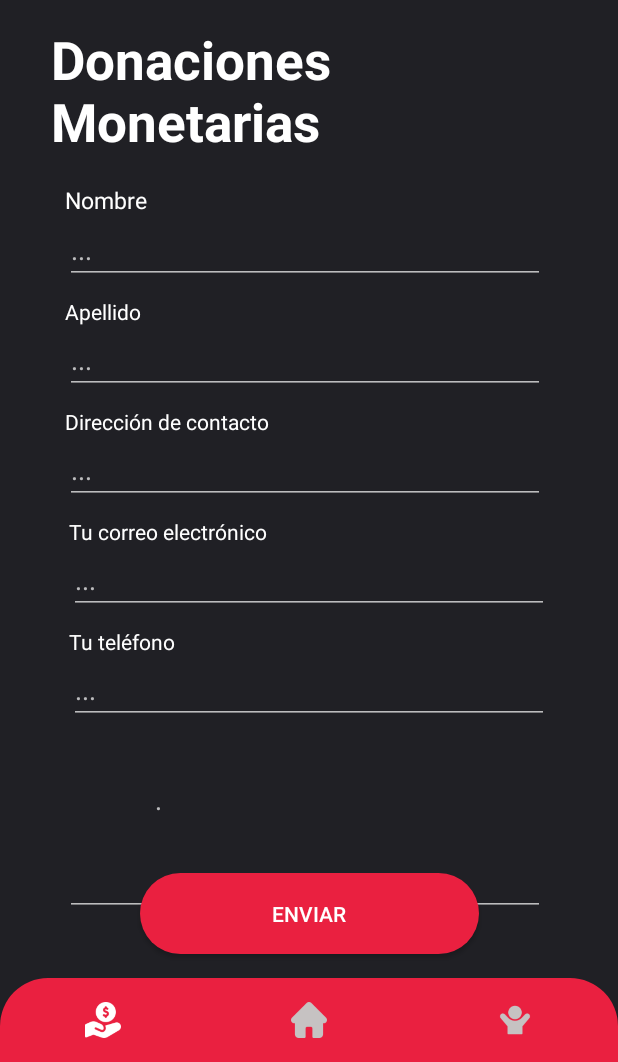
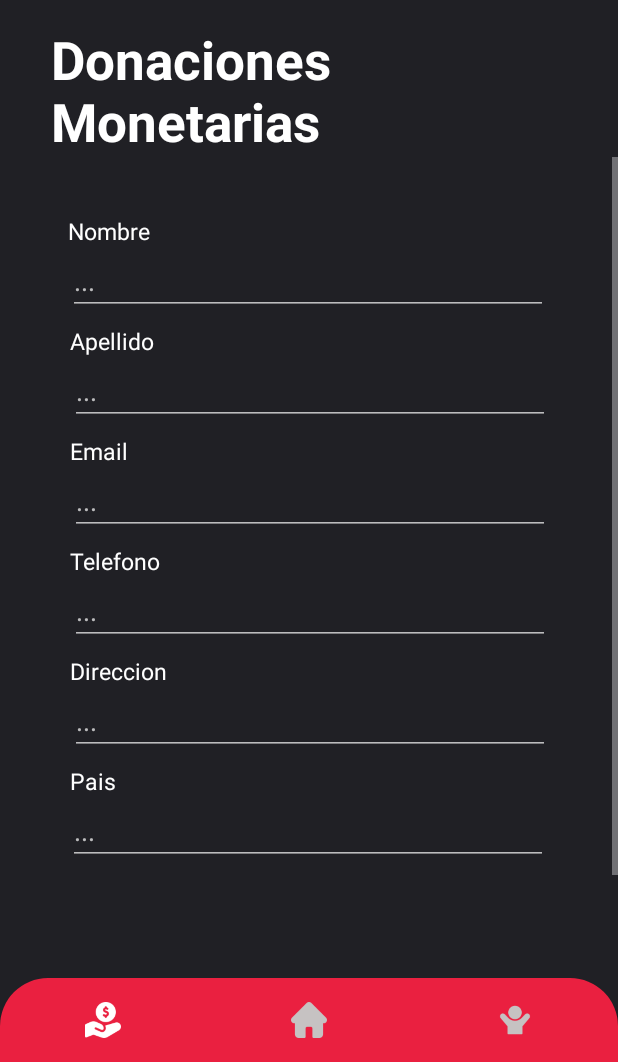
Before and after one commit to JoseTobon/BAMX, an Android app: the fragment MonetariasFragment placed in its activity, on a phone screen of 412 x 824 dp, the part 174-1236 px from its top. Run offline under Robolectric (Android 15) with nearby library versions, the phone set to English and light mode, and no system bars; our stand-ins replace Firebase (no records; nobody signed in at launch, a user with empty details on screens opened directly).

Commit message:
donaciones scrollable

```diff
--- a/app/src/main/java/mx/itesm/bamx/MonetariasFragment.kt
+++ b/app/src/main/java/mx/itesm/bamx/MonetariasFragment.kt
@@ -21,6 +21,7 @@ class MonetariasFragment : Fragment() {
     lateinit var direccion : EditText
     lateinit var correo : EditText
     lateinit var telefono : EditText
+    lateinit var pais : EditText
     lateinit var boton : Button
 
     override fun onCreateView(
@@ -31,11 +32,12 @@ class MonetariasFragment : Fragment() {
         val bind = FragmentMonetariasBinding.inflate(layoutInflater)
         var view = inflater.inflate(R.layout.fragment_monetarias, container, false)
 
-        nombre = view.findViewById(R.id.nombreDE)
-        apellido = view.findViewById(R.id.productoDE)
-        direccion = view.findViewById(R.id.productorDE)
-        correo = view.findViewById(R.id.correoDE)
-        telefono = view.findViewById(R.id.telefonoDE)
+        nombre = view.findViewById(R.id.nombreDM)
+        apellido = view.findViewById(R.id.apellidoDM)
+        direccion = view.findViewById(R.id.direccionDM)
+        correo = view.findViewById(R.id.correoDM)
+        telefono = view.findViewById(R.id.telefonoDM)
+        pais = view.findViewById(R.id.paisDM)
         boton = view.findViewById(R.id.enviarDM)
 
         boton.setOnClickListener {
@@ -46,7 +48,8 @@ class MonetariasFragment : Fragment() {
                 "apellido" to apellido.text.toString(),
                 "direccion" to direccion.text.toString(),
                 "correo" to correo.text.toString(),
-                "telefono" to telefono.text.toString()
+                "telefono" to telefono.text.toString(),
+                "pais" to pais.text.toString()
             )
 
             val coleccion : CollectionReference = Firebase.firestore.collection("donantesMonetarios")
--- a/app/src/main/res/layout/fragment_monetarias.xml
+++ b/app/src/main/res/layout/fragment_monetarias.xml
@@ -12,7 +12,7 @@
     <TextView
         android:id="@+id/textView"
         android:layout_width="344dp"
-        android:layout_height="99dp"
+        android:layout_height="0dp"
         android:layout_marginTop="16dp"
         android:text="Donaciones Monetarias"
         android:textColor="@color/white"
@@ -22,81 +22,47 @@
         app:layout_constraintStart_toStartOf="parent"
         app:layout_constraintTop_toTopOf="parent" />
 
-    <Button
-        android:id="@+id/enviarDM"
-        android:layout_width="226dp"
-        android:layout_height="54dp"
-        android:layout_marginEnd="44dp"
-        android:layout_marginBottom="16dp"
-        android:background="@drawable/botonbordes"
-        android:onClick="registrarDatos"
-        android:text="ENVIAR"
+    <ScrollView
+        android:layout_width="match_parent"
+        android:layout_height="0dp"
         app:layout_constraintBottom_toBottomOf="parent"
-        app:layout_constraintEnd_toEndOf="@+id/mensajeDE" />
+        app:layout_constraintTop_toBottomOf="@+id/textView"
+        app:layout_constraintVertical_bias="0.0"
+        tools:layout_editor_absoluteX="0dp">
+
+        <androidx.constraintlayout.widget.ConstraintLayout
+            android:id="@+id/linearLayout"
+            android:layout_width="match_parent"
+            android:layout_height="match_parent">
+
 
             <EditText
-        android:id="@+id/nombreDE"
+                android:id="@+id/nombreDM"
                 android:layout_width="320dp"
                 android:layout_height="45dp"
-        android:layout_marginTop="144dp"
+                android:layout_marginTop="60dp"
                 android:ems="10"
                 android:hint="..."
                 android:inputType="textPersonName"
+                android:textColor="@color/white"
                 app:layout_constraintEnd_toEndOf="parent"
-        app:layout_constraintHorizontal_bias="0.472"
+                app:layout_constraintHorizontal_bias="0.494"
                 app:layout_constraintStart_toStartOf="parent"
                 app:layout_constraintTop_toTopOf="parent"
                 tools:ignore="TouchTargetSizeCheck" />
 
             <TextView
-        android:id="@+id/textView5"
+                android:id="@+id/textView9"
                 android:layout_width="wrap_content"
                 android:layout_height="wrap_content"
-        android:layout_marginStart="0dp"
-        android:text="Tu correo electrónico"
+                android:text="Nombre"
                 android:textColor="@color/white"
-        app:layout_constraintBottom_toTopOf="@+id/correoDE"
-        app:layout_constraintStart_toStartOf="@+id/correoDE" />
+                android:textSize="15dp"
+                app:layout_constraintBottom_toTopOf="@+id/nombreDM"
+                app:layout_constraintStart_toStartOf="@+id/nombreDM" />
 
             <EditText
-        android:id="@+id/mensajeDE"
-        android:layout_width="320dp"
-        android:layout_height="100dp"
-        android:layout_marginTop="28dp"
-        android:ems="10"
-        android:gravity="start|top"
-        android:hint="            ."
-        android:inputType="textMultiLine"
-        app:layout_constraintEnd_toEndOf="parent"
-        app:layout_constraintHorizontal_bias="0.472"
-        app:layout_constraintStart_toStartOf="parent"
-        app:layout_constraintTop_toBottomOf="@+id/telefonoDE" />
-
-    <EditText
-        android:id="@+id/correoDE"
-        android:layout_width="320dp"
-        android:layout_height="45dp"
-        android:layout_marginTop="28dp"
-        android:ems="10"
-        android:hint="..."
-        android:inputType="textEmailAddress"
-        app:layout_constraintEnd_toEndOf="parent"
-        app:layout_constraintHorizontal_bias="0.5"
-        app:layout_constraintStart_toStartOf="parent"
-        app:layout_constraintTop_toBottomOf="@+id/productorDE"
-        tools:ignore="TouchTargetSizeCheck" />
-
-    <TextView
-        android:id="@+id/textView4"
-        android:layout_width="wrap_content"
-        android:layout_height="wrap_content"
-        android:text="Dirección de contacto"
-        android:textColor="@color/white"
-        app:layout_constraintBottom_toTopOf="@+id/productorDE"
-        app:layout_constraintStart_toStartOf="@+id/productorDE" />
-
-    <EditText
-        android:id="@+id/productoDE"
+                android:id="@+id/apellidoDM"
                 android:layout_width="320dp"
                 android:layout_height="45dp"
                 android:layout_marginTop="28dp"
@@ -104,36 +70,13 @@
                 android:hint="..."
                 android:inputType="textPersonName"
                 app:layout_constraintEnd_toEndOf="parent"
-        app:layout_constraintHorizontal_bias="0.472"
+                app:layout_constraintHorizontal_bias="0.505"
                 app:layout_constraintStart_toStartOf="parent"
-        app:layout_constraintTop_toBottomOf="@+id/nombreDE"
-        tools:ignore="TouchTargetSizeCheck" />
-
-    <TextView
-        android:id="@+id/textView6"
-        android:layout_width="wrap_content"
-        android:layout_height="wrap_content"
-        android:text="Tu teléfono"
-        android:textColor="@color/white"
-        app:layout_constraintBottom_toTopOf="@+id/telefonoDE"
-        app:layout_constraintStart_toStartOf="@+id/telefonoDE" />
-
-    <EditText
-        android:id="@+id/telefonoDE"
-        android:layout_width="320dp"
-        android:layout_height="45dp"
-        android:layout_marginTop="28dp"
-        android:ems="10"
-        android:hint="..."
-        android:inputType="phone"
-        app:layout_constraintEnd_toEndOf="parent"
-        app:layout_constraintHorizontal_bias="0.5"
-        app:layout_constraintStart_toStartOf="parent"
-        app:layout_constraintTop_toBottomOf="@+id/correoDE"
+                app:layout_constraintTop_toBottomOf="@+id/nombreDM"
                 tools:ignore="TouchTargetSizeCheck" />
 
             <EditText
-        android:id="@+id/productorDE"
+                android:id="@+id/correoDM"
                 android:layout_width="320dp"
                 android:layout_height="45dp"
                 android:layout_marginTop="28dp"
@@ -141,38 +84,120 @@
                 android:hint="..."
                 android:inputType="textPersonName"
                 app:layout_constraintEnd_toEndOf="parent"
-        app:layout_constraintHorizontal_bias="0.472"
+                app:layout_constraintHorizontal_bias="0.505"
                 app:layout_constraintStart_toStartOf="parent"
-        app:layout_constraintTop_toBottomOf="@+id/productoDE"
+                app:layout_constraintTop_toBottomOf="@+id/apellidoDM"
+                tools:ignore="TouchTargetSizeCheck" />
+
+            <EditText
+                android:id="@+id/telefonoDM"
+                android:layout_width="320dp"
+                android:layout_height="45dp"
+                android:layout_marginTop="28dp"
+                android:ems="10"
+                android:hint="..."
+                android:inputType="textPersonName"
+                app:layout_constraintEnd_toEndOf="parent"
+                app:layout_constraintHorizontal_bias="0.505"
+                app:layout_constraintStart_toStartOf="parent"
+                app:layout_constraintTop_toBottomOf="@+id/correoDM"
+                tools:ignore="TouchTargetSizeCheck" />
+
+            <EditText
+                android:id="@+id/direccionDM"
+                android:layout_width="320dp"
+                android:layout_height="45dp"
+                android:layout_marginTop="28dp"
+                android:ems="10"
+                android:hint="..."
+                android:inputType="textPersonName"
+                app:layout_constraintEnd_toEndOf="parent"
+                app:layout_constraintHorizontal_bias="0.505"
+                app:layout_constraintStart_toStartOf="parent"
+                app:layout_constraintTop_toBottomOf="@+id/telefonoDM"
+                tools:ignore="TouchTargetSizeCheck" />
+
+            <EditText
+                android:id="@+id/paisDM"
+                android:layout_width="320dp"
+                android:layout_height="45dp"
+                android:layout_marginTop="28dp"
+                android:ems="10"
+                android:hint="..."
+                android:inputType="textPersonName"
+                app:layout_constraintEnd_toEndOf="parent"
+                app:layout_constraintHorizontal_bias="0.494"
+                app:layout_constraintStart_toStartOf="parent"
+                app:layout_constraintTop_toBottomOf="@+id/direccionDM"
                 tools:ignore="TouchTargetSizeCheck" />
 
             <TextView
-        android:id="@+id/textView7"
-        android:layout_width="wrap_content"
-        android:layout_height="wrap_content"
-        android:layout_marginEnd="12dp"
-        android:layout_marginBottom="8dp"
-        android:textColor="@color/white"
-        app:layout_constraintBottom_toTopOf="@+id/mensajeDE"
-        app:layout_constraintEnd_toEndOf="@+id/textView6" />
-
-    <TextView
-        android:id="@+id/textView3"
+                android:id="@+id/textView10"
                 android:layout_width="wrap_content"
                 android:layout_height="wrap_content"
                 android:text="Apellido"
                 android:textColor="@color/white"
-        app:layout_constraintBottom_toTopOf="@+id/productoDE"
-        app:layout_constraintStart_toStartOf="@+id/productoDE" />
+                android:textSize="15dp"
+                app:layout_constraintBottom_toTopOf="@+id/apellidoDM"
+                app:layout_constraintStart_toStartOf="@+id/apellidoDM" />
 
             <TextView
-        android:id="@+id/textView2"
+                android:id="@+id/textView11"
                 android:layout_width="wrap_content"
                 android:layout_height="wrap_content"
-        android:text="Nombre"
+                android:text="Email"
                 android:textColor="@color/white"
                 android:textSize="15dp"
-        app:layout_constraintBottom_toTopOf="@+id/nombreDE"
-        app:layout_constraintStart_toStartOf="@+id/nombreDE" />
+                app:layout_constraintBottom_toTopOf="@+id/correoDM"
+                app:layout_constraintStart_toStartOf="@+id/correoDM" />
+
+            <TextView
+                android:id="@+id/textView12"
+                android:layout_width="wrap_content"
+                android:layout_height="wrap_content"
+                android:text="Telefono"
+                android:textColor="@color/white"
+                android:textSize="15dp"
+                app:layout_constraintBottom_toTopOf="@+id/telefonoDM"
+                app:layout_constraintStart_toStartOf="@+id/telefonoDM" />
+
+            <TextView
+                android:id="@+id/textView13"
+                android:layout_width="wrap_content"
+                android:layout_height="wrap_content"
+                android:text="Direccion"
+                android:textColor="@color/white"
+                android:textSize="15dp"
+                app:layout_constraintBottom_toTopOf="@+id/direccionDM"
+                app:layout_constraintStart_toStartOf="@+id/direccionDM" />
+
+            <TextView
+                android:id="@+id/textView14"
+                android:layout_width="wrap_content"
+                android:layout_height="wrap_content"
+                android:layout_marginStart="1dp"
+                android:text="Pais"
+                android:textColor="@color/white"
+                android:textSize="15dp"
+                app:layout_constraintBottom_toTopOf="@+id/paisDM"
+                app:layout_constraintStart_toStartOf="@+id/paisDM" />
+
+            <Button
+                android:id="@+id/enviarDM"
+                android:layout_width="226dp"
+                android:layout_height="54dp"
+                android:layout_marginTop="80dp"
+                android:layout_marginEnd="20dp"
+                android:layout_marginBottom="20dp"
+                android:background="@drawable/botonbordes"
+                android:onClick="registrarDatos"
+                android:text="DONAR"
+                android:textSize="20sp"
+                app:layout_constraintBottom_toBottomOf="parent"
+                app:layout_constraintEnd_toEndOf="parent"
+                app:layout_constraintTop_toBottomOf="@+id/paisDM" />
 
         </androidx.constraintlayout.widget.ConstraintLayout>
+    </ScrollView>
+
+</androidx.constraintlayout.widget.ConstraintLayout>
```
Also changed, not shown: app/src/main/res/layout/fragment_especie.xml (+92 -86 lines). Lines whose indentation alone changed are shown as unchanged.
